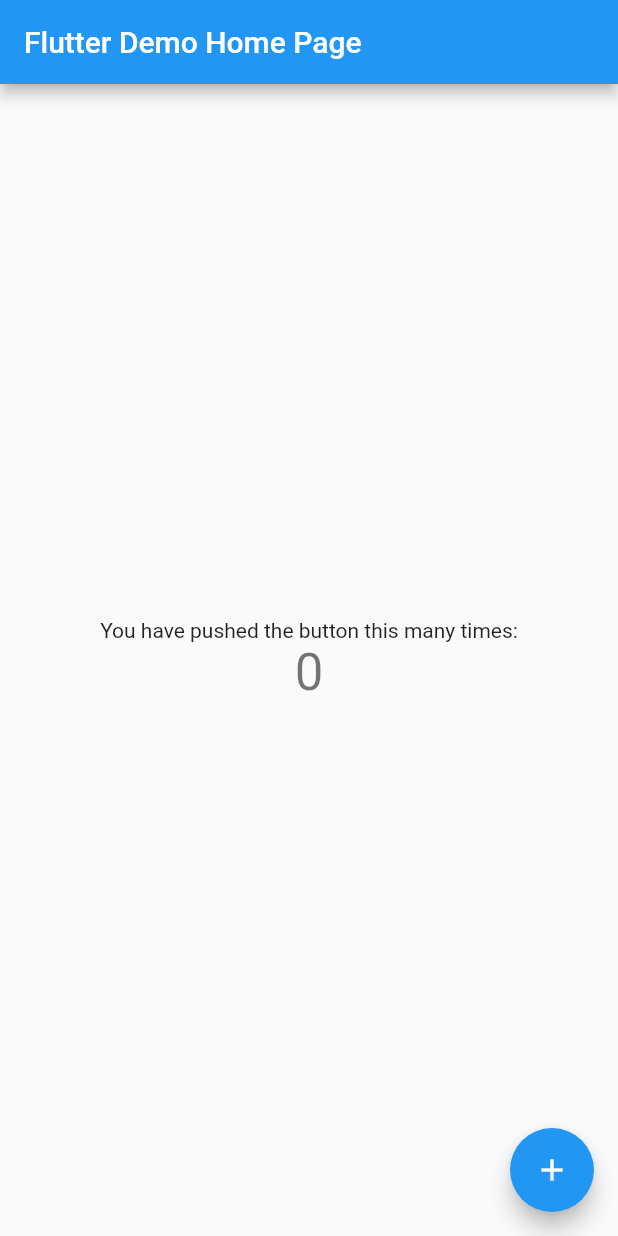
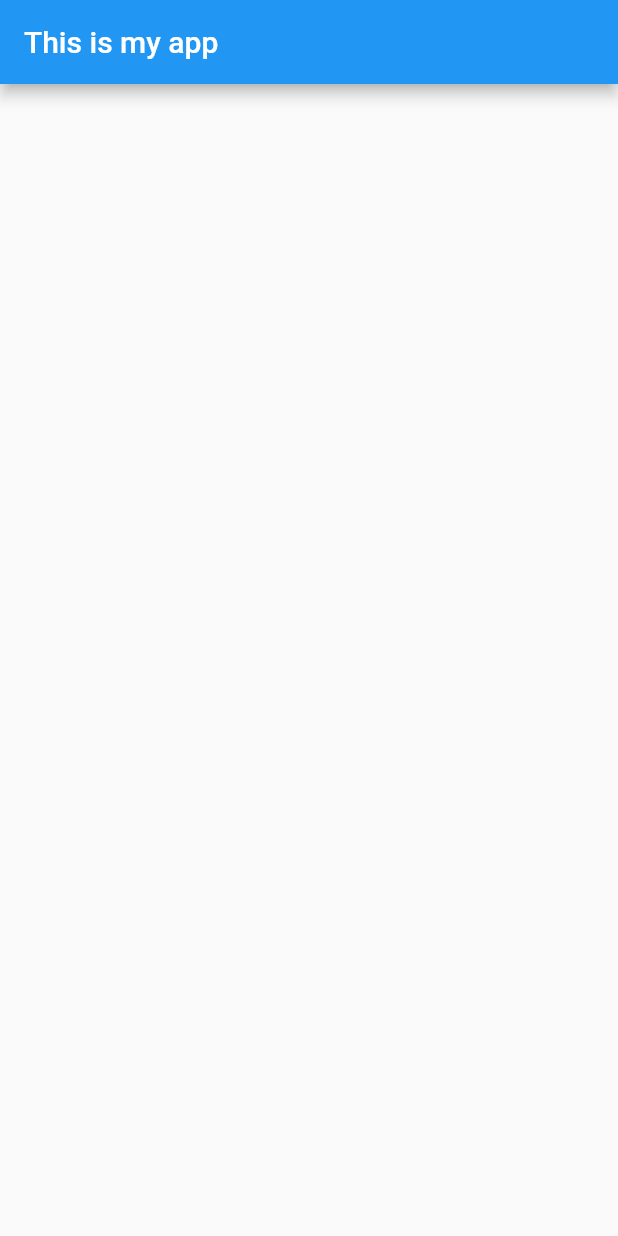
Before and after one commit to Khronicles/testapp, a Flutter app: the screen it shows after launch, on a phone screen of 412 x 824 dp. Run offline on Flutter 3.47's test engine with Material 2 defaults, Android fonts, the light colour scheme and no system bars.

Commit message:
App setup area

```diff
--- /dev/null
+++ b/lib/firstpage.dart
@@ -0,0 +1,14 @@
+import 'package:flutter/material.dart';
+
+class FirstPage extends StatelessWidget {
+  const FirstPage({Key? key}) : super(key: key);
+
+  @override
+  Widget build(BuildContext context) {
+    return Scaffold(
+      appBar: AppBar(
+        title: const Text("This is my app"),
+      ),
+    );
+  }
+}
--- a/lib/main.dart
+++ b/lib/main.dart
@@ -1,115 +1,18 @@
+import 'package:churchhymnalapp/firstpage.dart';
 import 'package:flutter/material.dart';
 
-void main() {
-  runApp(const MyApp());
+void main(){
+  runApp( const ChurchHymnalApp());
 }
 
-class MyApp extends StatelessWidget {
-  const MyApp({super.key});
+class ChurchHymnalApp extends StatelessWidget {
+  const ChurchHymnalApp({Key? key}) : super(key: key);
 
-  // This widget is the root of your application.
   @override
   Widget build(BuildContext context) {
-    return MaterialApp(
-      title: 'Flutter Demo',
-      theme: ThemeData(
-        // This is the theme of your application.
-        //
-        // Try running your application with "flutter run". You'll see the
-        // application has a blue toolbar. Then, without quitting the app, try
-        // changing the primarySwatch below to Colors.green and then invoke
-        // "hot reload" (press "r" in the console where you ran "flutter run",
-        // or simply save your changes to "hot reload" in a Flutter IDE).
-        // Notice that the counter didn't reset back to zero; the application
-        // is not restarted.
-        primarySwatch: Colors.blue,
-      ),
-      home: const MyHomePage(title: 'Flutter Demo Home Page'),
+    return const MaterialApp(
+      debugShowCheckedModeBanner: false,
+      home: FirstPage(),
     );
   }
 }
-
-class MyHomePage extends StatefulWidget {
-  const MyHomePage({super.key, required this.title});
-
-  // This widget is the home page of your application. It is stateful, meaning
-  // that it has a State object (defined below) that contains fields that affect
-  // how it looks.
-
-  // This class is the configuration for the state. It holds the values (in this
-  // case the title) provided by the parent (in this case the App widget) and
-  // used by the build method of the State. Fields in a Widget subclass are
-  // always marked "final".
-
-  final String title;
-
-  @override
-  State<MyHomePage> createState() => _MyHomePageState();
-}
-
-class _MyHomePageState extends State<MyHomePage> {
-  int _counter = 0;
-
-  void _incrementCounter() {
-    setState(() {
-      // This call to setState tells the Flutter framework that something has
-      // changed in this State, which causes it to rerun the build method below
-      // so that the display can reflect the updated values. If we changed
-      // _counter without calling setState(), then the build method would not be
-      // called again, and so nothing would appear to happen.
-      _counter++;
-    });
-  }
-
-  @override
-  Widget build(BuildContext context) {
-    // This method is rerun every time setState is called, for instance as done
-    // by the _incrementCounter method above.
-    //
-    // The Flutter framework has been optimized to make rerunning build methods
-    // fast, so that you can just rebuild anything that needs updating rather
-    // than having to individually change instances of widgets.
-    return Scaffold(
-      appBar: AppBar(
-        // Here we take the value from the MyHomePage object that was created by
-        // the App.build method, and use it to set our appbar title.
-        title: Text(widget.title),
-      ),
-      body: Center(
-        // Center is a layout widget. It takes a single child and positions it
-        // in the middle of the parent.
-        child: Column(
-          // Column is also a layout widget. It takes a list of children and
-          // arranges them vertically. By default, it sizes itself to fit its
-          // children horizontally, and tries to be as tall as its parent.
-          //
-          // Invoke "debug painting" (press "p" in the console, choose the
-          // "Toggle Debug Paint" action from the Flutter Inspector in Android
-          // Studio, or the "Toggle Debug Paint" command in Visual Studio Code)
-          // to see the wireframe for each widget.
-          //
-          // Column has various properties to control how it sizes itself and
-          // how it positions its children. Here we use mainAxisAlignment to
-          // center the children vertically; the main axis here is the vertical
-          // axis because Columns are vertical (the cross axis would be
-          // horizontal).
-          mainAxisAlignment: MainAxisAlignment.center,
-          children: <Widget>[
-            const Text(
-              'You have pushed the button this many times:',
-            ),
-            Text(
-              '$_counter',
-              style: Theme.of(context).textTheme.headline4,
-            ),
-          ],
-        ),
-      ),
-      floatingActionButton: FloatingActionButton(
-        onPressed: _incrementCounter,
-        tooltip: 'Increment',
-        child: const Icon(Icons.add),
-      ), // This trailing comma makes auto-formatting nicer for build methods.
-    );
-  }
-}
```
Also changed, not shown: 1 other file.
